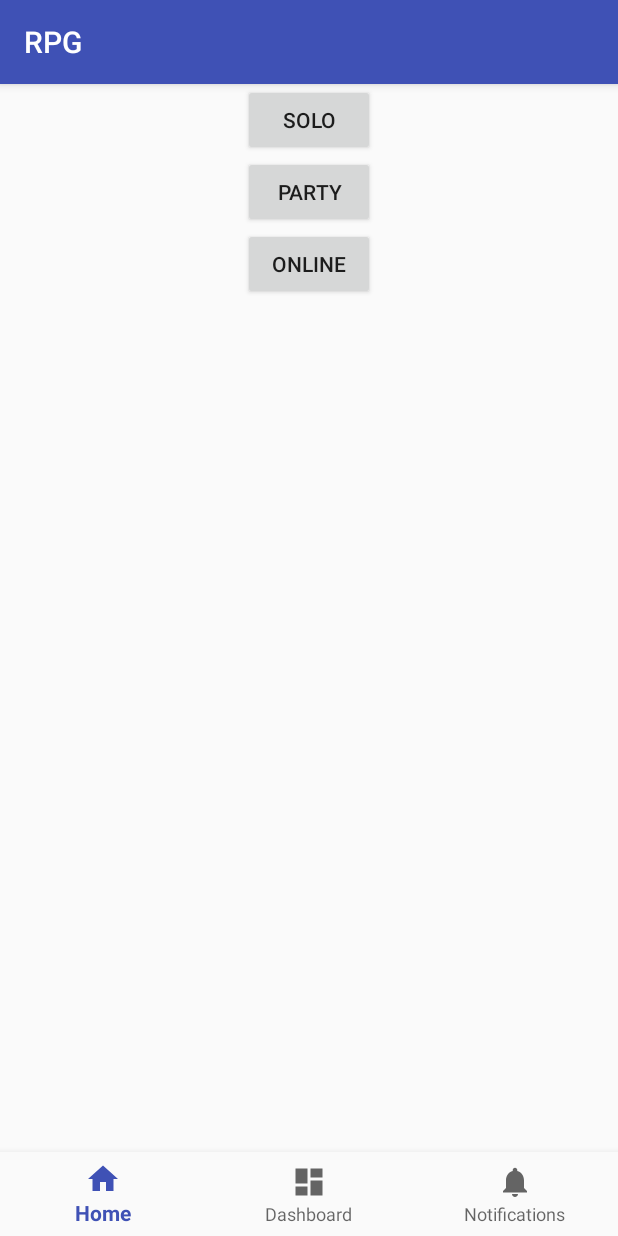
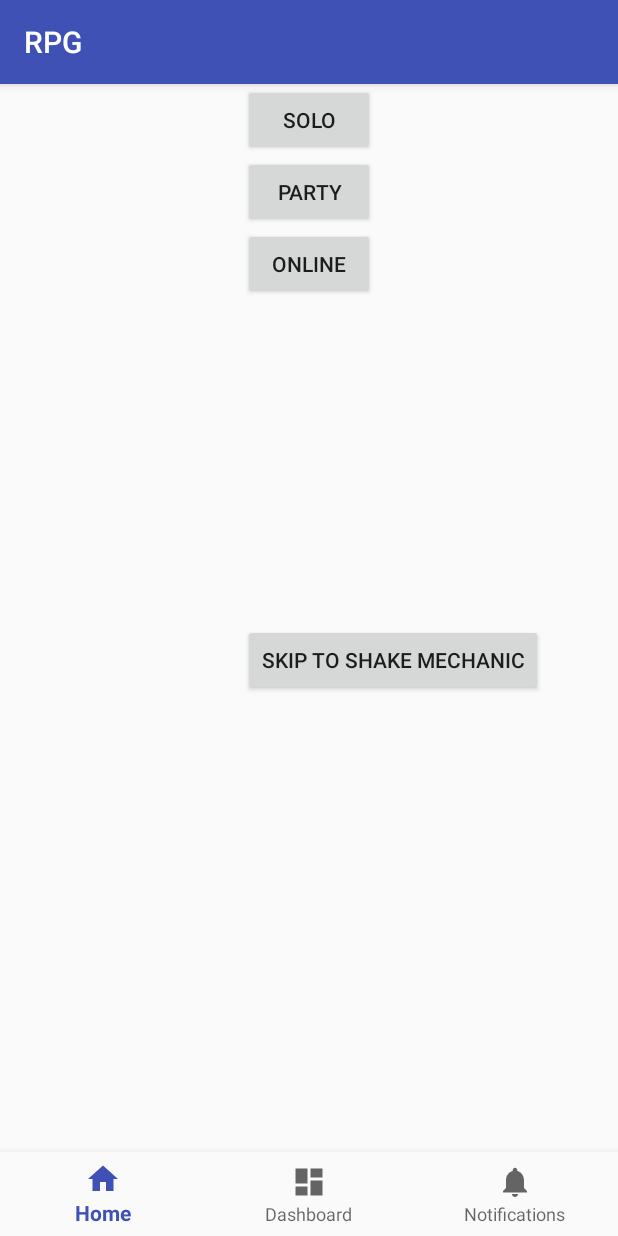
Before and after one commit to noodlegg/RPG, an Android app: the screen it shows after launch (Home), on a phone screen of 412 x 824 dp. Run offline under Robolectric (Android 15) with nearby library versions, the phone set to English and light mode, and no system bars.

Commit message:
Basic shake behavior

```diff
--- a/app/src/main/AndroidManifest.xml
+++ b/app/src/main/AndroidManifest.xml
@@ -22,5 +22,7 @@
         <activity android:name=".ShakeMechanic" />
         <activity android:name=".MultiplayerConnection"></activity>
     </application>
+    <!-- Require that the device has an accelerometer -->
+    <uses-feature android:name="android.hardware.sensor.accelerometer" android:required="true" />
 
 </manifest>
--- a/app/src/main/java/com/example/sword/rpg/Home.java
+++ b/app/src/main/java/com/example/sword/rpg/Home.java
@@ -1,10 +1,13 @@
 package com.example.sword.rpg;
 
+import android.content.Intent;
 import android.os.Bundle;
 import android.support.annotation.NonNull;
 import android.support.design.widget.BottomNavigationView;
 import android.support.v7.app.AppCompatActivity;
 import android.view.MenuItem;
+import android.view.View;
+import android.widget.Button;
 import android.widget.TextView;
 
 public class Home extends AppCompatActivity {
@@ -37,8 +40,15 @@ public class Home extends AppCompatActivity {
         setContentView(R.layout.activity_home);
 
         mTextMessage = (TextView) findViewById(R.id.message);
-        BottomNavigationView navigation = (BottomNavigationView) findViewById(R.id.navigation);
-        navigation.setOnNavigationItemSelectedListener(mOnNavigationItemSelectedListener);
+        Button button = (Button) findViewById(R.id.shake_mechanic);
+        button.setOnClickListener(new View.OnClickListener() {
+            public void onClick(View v) {startNewActivity(); }
+        });
+    }
+
+    protected void startNewActivity() {
+        Intent intent = new Intent(this, ShakeMechanic.class);
+        startActivity(intent);
     }
 
 }
--- a/app/src/main/res/layout/activity_home.xml
+++ b/app/src/main/res/layout/activity_home.xml
@@ -5,18 +5,17 @@
     android:id="@+id/container"
     android:layout_width="match_parent"
     android:layout_height="match_parent"
-    tools:context="com.example.sword.rpg.Home">
+    tools:context="com.example.sword.rpg.Home"
+    tools:layout_editor_absoluteY="81dp">
 
     <android.support.design.widget.BottomNavigationView
         android:id="@+id/navigation"
         android:layout_width="0dp"
         android:layout_height="wrap_content"
-        android:layout_marginEnd="0dp"
-        android:layout_marginStart="0dp"
         android:background="?android:attr/windowBackground"
         app:layout_constraintBottom_toBottomOf="parent"
-        app:layout_constraintLeft_toLeftOf="parent"
-        app:layout_constraintRight_toRightOf="parent"
+        app:layout_constraintEnd_toEndOf="parent"
+        app:layout_constraintStart_toStartOf="parent"
         app:menu="@menu/navigation" />
 
     <Button
@@ -24,25 +23,33 @@
         android:layout_width="wrap_content"
         android:layout_height="wrap_content"
         android:text="Solo"
-        app:layout_constraintLeft_toLeftOf="parent"
-        app:layout_constraintRight_toRightOf="parent"/>
+        app:layout_constraintEnd_toEndOf="parent"
+        app:layout_constraintStart_toStartOf="parent"
+        app:layout_constraintTop_toTopOf="parent" />
 
     <Button
         android:id="@+id/party_mode"
         android:layout_width="wrap_content"
         android:layout_height="wrap_content"
         android:text="Party"
-        app:layout_constraintTop_toBottomOf="@id/solo_mode"
-        app:layout_constraintLeft_toLeftOf="parent"
-        app:layout_constraintRight_toRightOf="parent" />
+        app:layout_constraintStart_toStartOf="@+id/solo_mode"
+        app:layout_constraintTop_toBottomOf="@+id/solo_mode" />
 
     <Button
         android:id="@+id/online_mode"
         android:layout_width="wrap_content"
         android:layout_height="wrap_content"
         android:text="Online"
-        app:layout_constraintTop_toBottomOf="@id/party_mode"
-        app:layout_constraintLeft_toLeftOf="parent"
-        app:layout_constraintRight_toRightOf="parent" />
+        app:layout_constraintStart_toStartOf="@+id/party_mode"
+        app:layout_constraintTop_toBottomOf="@+id/party_mode" />
+
+    <Button
+        android:id="@+id/shake_mechanic"
+        android:layout_width="wrap_content"
+        android:layout_height="wrap_content"
+        android:text="Skip to shake mechanic"
+        app:layout_constraintBottom_toBottomOf="parent"
+        app:layout_constraintStart_toStartOf="@+id/online_mode"
+        app:layout_constraintTop_toTopOf="parent" />
 
 </android.support.constraint.ConstraintLayout>
```
Also changed, not shown: app/src/main/java/com/example/sword/rpg/ShakeDetector.java (added, +73 -0 lines), app/src/main/java/com/example/sword/rpg/ShakeMechanic.java (+42 -0 lines), app/src/main/res/layout/activity_shake_mechanic.xml (+12 -1 lines).
